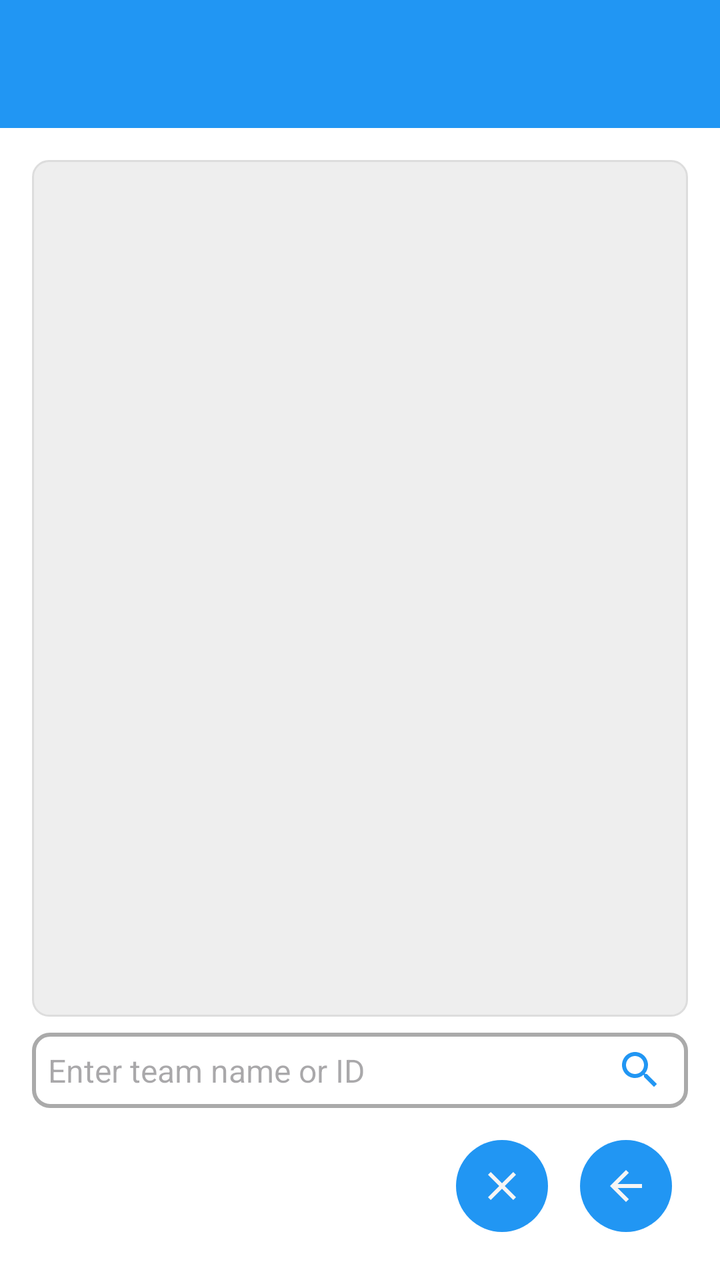
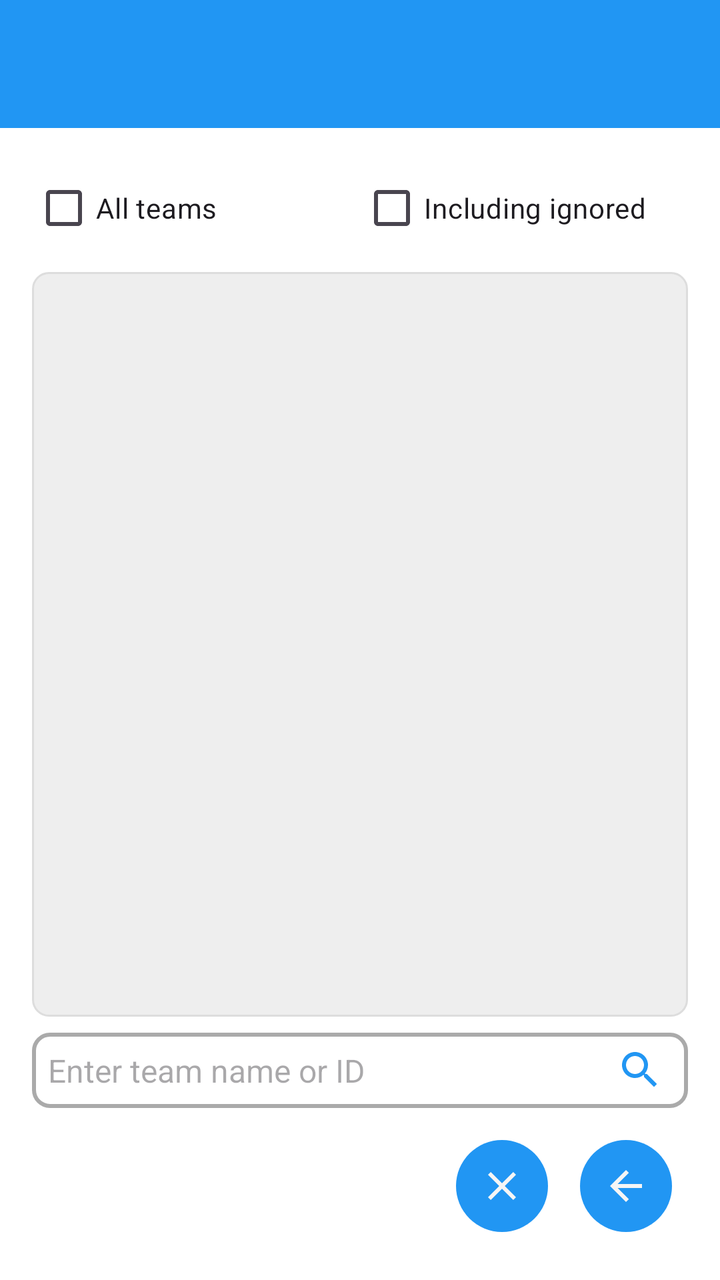

An Android layout rendered at two revisions. The XML below is the earlier revision; the diff shows what the commit changed to produce the second picture.
<!-- AndroidManifest.xml: application theme Theme.Freer -->
<!-- res/layout/activity_join_team.xml -->
<?xml version="1.0" encoding="utf-8"?>
<LinearLayout xmlns:android="http://schemas.android.com/apk/res/android"
    xmlns:app="http://schemas.android.com/apk/res-auto"
    android:layout_width="match_parent"
    android:layout_height="match_parent"
    android:orientation="vertical">

    <include layout="@layout/common_toolbar" />

    <LinearLayout
        android:layout_width="match_parent"
        android:layout_height="match_parent"
        android:orientation="vertical"
        android:padding="16dp">

        
        <ScrollView
            android:layout_width="match_parent"
            android:layout_height="0dp"
            android:layout_weight="1"
            android:layout_marginBottom="8dp"
            android:background="@drawable/bg_result_view"
            android:padding="8dp">

            <LinearLayout
                android:id="@+id/search_results_layout"
                android:layout_width="match_parent"
                android:layout_height="wrap_content"
                android:orientation="vertical" />

        </ScrollView>

        
        <LinearLayout
            android:layout_width="match_parent"
            android:layout_height="wrap_content"
            android:orientation="horizontal"
            android:layout_marginBottom="8dp"
            android:padding="4dp"
            android:background="@drawable/container_outline"
            android:gravity="center_vertical">

            <EditText
                android:id="@+id/search_edit_text"
                android:layout_width="0dp"
                android:layout_height="wrap_content"
                android:layout_weight="1"
                android:hint="@string/enter_team_name_or_id"
                android:background="@android:color/transparent"
                android:padding="4dp"
                android:textSize="16sp"
                android:inputType="text"
                android:imeOptions="actionSearch"
                android:singleLine="true" />

            <ImageView
                android:id="@+id/clear_search_icon"
                android:layout_width="24dp"
                android:layout_height="24dp"
                android:layout_marginStart="8dp"
                android:src="@drawable/ic_clear"
                android:background="?android:attr/selectableItemBackgroundBorderless"
                android:clickable="true"
                android:focusable="true"
                android:contentDescription="@string/clear"
                android:visibility="gone"
                app:tint="@color/accent" />

            <ImageView
                android:id="@+id/search_icon"
                android:layout_width="24dp"
                android:layout_height="24dp"
                android:layout_marginStart="8dp"
                android:layout_marginEnd="8dp"
                android:src="@drawable/ic_search"
                android:background="?android:attr/selectableItemBackgroundBorderless"
                android:clickable="true"
                android:focusable="true"
                android:contentDescription="@string/search"
                app:tint="@color/accent" />

        </LinearLayout>

        
        <LinearLayout
            android:layout_width="match_parent"
            android:layout_height="wrap_content"
            android:orientation="horizontal"
            android:gravity="end">

            <ImageButton
                android:id="@+id/clearButton"
                style="@style/ImageButtonStyle"
                android:src="@drawable/ic_clear"
                android:contentDescription="@string/clear" />

            <ImageButton
                android:id="@+id/back_button"
                style="@style/ImageButtonStyle"
                android:src="@drawable/ic_back"
                android:contentDescription="@string/back" />

        </LinearLayout>

    </LinearLayout>

</LinearLayout>
<!-- res/layout/common_toolbar.xml (included above) -->
<?xml version="1.0" encoding="utf-8"?>
<androidx.appcompat.widget.Toolbar xmlns:android="http://schemas.android.com/apk/res/android"
    xmlns:app="http://schemas.android.com/apk/res-auto"
    android:id="@+id/toolbar"
    android:layout_width="match_parent"
    android:layout_height="?attr/actionBarSize"
    android:background="@color/accent"
    android:theme="@style/ThemeOverlay.Freer.Toolbar">

    <LinearLayout
        android:id="@+id/toolbar_fid_container"
        android:layout_width="wrap_content"
        android:layout_height="match_parent"
        android:layout_gravity="end"
        android:orientation="horizontal"
        android:gravity="end|center_vertical"
        android:visibility="gone"
        android:clickable="true"
        android:focusable="true"
        android:paddingStart="8dp"
        android:paddingEnd="16dp"
        android:background="?android:attr/selectableItemBackground">

        <TextView
            android:id="@+id/toolbar_fid_text"
            android:layout_width="130dp"
            android:layout_height="wrap_content"
            android:textColor="@color/main_background"
            android:paddingStart="8dp"
            android:paddingEnd="4dp"
            android:textSize="14sp"
            android:maxLines="1"
            android:gravity="end"
            android:ellipsize="middle" />

        <ImageView
            android:id="@+id/toolbar_avatar"
            android:layout_width="42dp"
            android:layout_height="42dp"
            android:background="@color/accent"
            android:scaleType="centerCrop"
            android:contentDescription="@string/avatar" />

    </LinearLayout>

</androidx.appcompat.widget.Toolbar>
<!-- resources referenced by this layout -->
<resources>
  <color name="accent">#2196F3</color>
  <color name="main_background">#F5F5F5</color>
  <!-- drawable bg_result_view (drawable) -->
  <?xml version="1.0" encoding="utf-8"?>
  <shape xmlns:android="http://schemas.android.com/apk/res/android"
      android:shape="rectangle">
      <solid android:color="@color/background_light" />
      <stroke android:width="1dp" android:color="@color/stroke" />
      <corners android:radius="8dp" />
      <padding android:left="8dp" android:top="8dp" android:right="8dp" android:bottom="8dp" />
  </shape>
  <!-- drawable container_outline (drawable) -->
  <?xml version="1.0" encoding="utf-8"?>
  <shape xmlns:android="http://schemas.android.com/apk/res/android"
      android:shape="rectangle"
      >
      <solid android:color="#00000000" />
      <stroke
          android:width="2dp"
          android:color="@color/container_outline" />
      <corners android:radius="8dp" />
  </shape>
  <!-- drawable ic_back (drawable) -->
  <vector xmlns:android="http://schemas.android.com/apk/res/android"
      android:width="24dp"
      android:height="24dp"
      android:viewportWidth="960"
      android:viewportHeight="960">
    <path
        android:pathData="m313,520 l224,224 -57,56 -320,-320 320,-320 57,56 -224,224h487v80L313,520Z"
        android:fillColor="@color/main_background"/>
  </vector>
  <!-- drawable ic_clear (drawable) -->
  <?xml version="1.0" encoding="utf-8"?>
  <vector xmlns:android="http://schemas.android.com/apk/res/android"
      android:width="24dp"
      android:height="24dp"
      android:viewportWidth="24"
      android:viewportHeight="24"
      android:tint="@color/accent">
      <path
          android:fillColor="@color/text"
          android:pathData="M19,6.41L17.59,5 12,10.59 6.41,5 5,6.41 10.59,12 5,17.59 6.41,19 12,13.41 17.59,19 19,17.59 13.41,12z"/>
  </vector>
  <!-- drawable ic_search (drawable) -->
  <vector xmlns:android="http://schemas.android.com/apk/res/android"
      android:width="24dp"
      android:height="24dp"
      android:viewportWidth="24"
      android:viewportHeight="24"
      android:tint="?attr/colorOnSurface">
    <path
        android:fillColor="@android:color/white"
        android:pathData="M15.5,14h-0.79l-0.28,-0.27C15.41,12.59 16,11.11 16,9.5 16,5.91 13.09,3 9.5,3S3,5.91 3,9.5 5.91,16 9.5,16c1.61,0 3.09,-0.59 4.23,-1.57l0.27,0.28v0.79l5,4.99L20.49,19l-4.99,-5zM9.5,14C7.01,14 5,11.99 5,9.5S7.01,5 9.5,5 14,7.01 14,9.5 11.99,14 9.5,14z"/>
  </vector>
  <string name="avatar">Avatar</string>
  <string name="back">Back</string>
  <string name="clear">Clear</string>
  <string name="enter_team_name_or_id">Enter team name or ID</string>
  <string name="search">Search</string>
  <style name="ImageButtonStyle">
          <item name="android:layout_width">46dp</item>
          <item name="android:layout_height">46dp</item>
          <item name="android:layout_margin">8dp</item>
          <item name="android:background">@drawable/bg_round_accent</item>
          <item name="android:tint">@color/main_background</item>
          <item name="android:scaleType">centerInside</item>
          <item name="android:padding">8dp</item>
      </style>
  <style name="ThemeOverlay.Freer.Toolbar" parent="ThemeOverlay.AppCompat.ActionBar">
          <item name="android:textColorPrimary">@color/main_background</item>
          <item name="android:textColorSecondary">@color/main_background</item>
      </style>
  <style name="Theme.Freer" parent="Base.Theme.Freer" />
  <color name="background_light">#EEEEEE</color>
  <color name="stroke">#DDDDDD</color>
  <color name="container_outline">#AAAAAA</color>
  <color name="text">#000000</color>
  <!-- drawable bg_round_accent (drawable) -->
  <?xml version="1.0" encoding="utf-8"?>
  <shape xmlns:android="http://schemas.android.com/apk/res/android"
      android:shape="oval">
      <solid android:color="@color/accent" />
  </shape>
  <!-- unchanged entries left out for length: 1 -->
</resources>

<!-- the commit's change to res/layout/activity_join_team.xml (unified diff, before → after) -->
@@ -12,6 +12,29 @@
         android:layout_height="match_parent"
         android:orientation="vertical"
         android:padding="16dp">
+
+        
+        <LinearLayout
+            android:layout_width="match_parent"
+            android:layout_height="wrap_content"
+            android:orientation="horizontal"
+            android:layout_marginBottom="8dp">
+
+            <CheckBox
+                android:id="@+id/all_teams_checkbox"
+                android:layout_width="0dp"
+                android:layout_height="wrap_content"
+                android:layout_weight="1"
+                android:text="@string/all_teams" />
+
+            <CheckBox
+                android:id="@+id/including_ignored_checkbox"
+                android:layout_width="0dp"
+                android:layout_height="wrap_content"
+                android:layout_weight="1"
+                android:text="@string/including_ignored" />
+
+        </LinearLayout>
 
         
         <ScrollView
<!-- resource entries referenced after the edit -->
@@ -55,10 +55,12 @@
         android:fillColor="@android:color/white"
         android:pathData="M15.5,14h-0.79l-0.28,-0.27C15.41,12.59 16,11.11 16,9.5 16,5.91 13.09,3 9.5,3S3,5.91 3,9.5 5.91,16 9.5,16c1.61,0 3.09,-0.59 4.23,-1.57l0.27,0.28v0.79l5,4.99L20.49,19l-4.99,-5zM9.5,14C7.01,14 5,11.99 5,9.5S7.01,5 9.5,5 14,7.01 14,9.5 11.99,14 9.5,14z"/>
   </vector>
+  <string name="all_teams">All teams</string>
   <string name="avatar">Avatar</string>
   <string name="back">Back</string>
   <string name="clear">Clear</string>
   <string name="enter_team_name_or_id">Enter team name or ID</string>
+  <string name="including_ignored">Including ignored</string>
   <string name="search">Search</string>
   <style name="ImageButtonStyle">
           <item name="android:layout_width">46dp</item>
